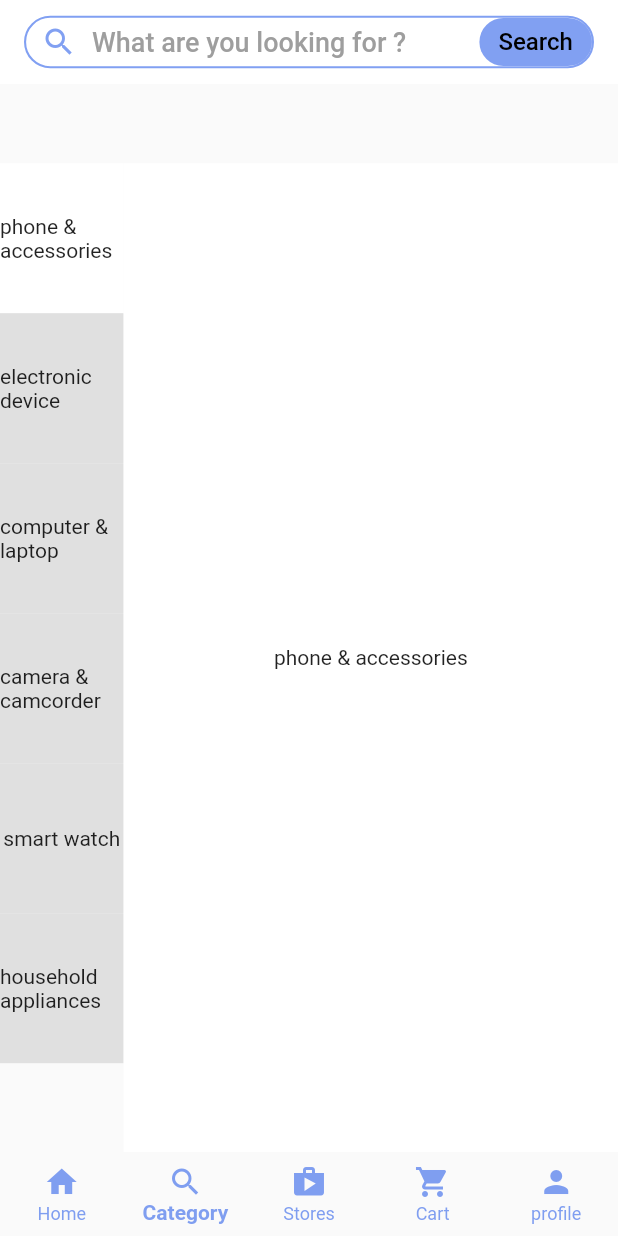
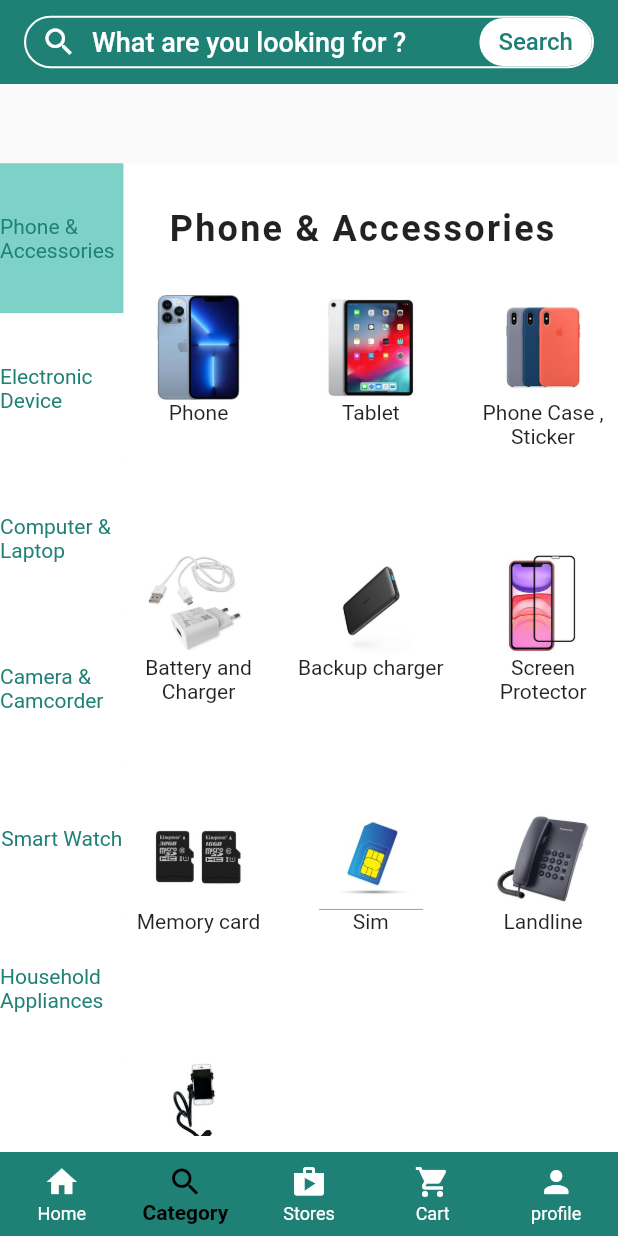
Before and after one commit to quocanh0712/final_techex_app, a Flutter app: the screen it shows after launch, item 2 of the bottom bar chosen, on a phone screen of 412 x 824 dp. Run offline on Flutter 3.47's test engine with Material 2 defaults, Android fonts, the phone set to English and light mode, and no system bars.

Commit message:
feature 7 : Category view - Grid view for phone & accessories item

```diff
--- /dev/null
+++ b/lib/categories/phone_category.dart
@@ -0,0 +1,76 @@
+import 'package:final_techex_app/utilities/category_list.dart';
+import 'package:flutter/material.dart';
+
+/*List<String> imagePhone = [
+  'images/phone/image0.jpeg',
+  'images/phone/image1.jpeg',
+  'images/phone/image2.jpeg',
+  'images/phone/image3.jpeg',
+  'images/phone/image4.jpeg',
+  'images/phone/image5.jpeg',
+  'images/phone/image6.jpeg',
+  'images/phone/image7.jpeg',
+  'images/phone/image8.jpeg',
+  'images/phone/image9.jpeg',
+  'images/phone/image10.jpeg'
+]; */
+
+/*List<String> lablePhone = [
+  'Phone',
+  'Tablet',
+  'Backup Charger',
+  'Battery and Charger',
+  'Phone Case , Sticker',
+  'Screen Protector',
+  'Memory Card',
+  'Sim',
+  'Landline',
+  'Other',
+]; */
+
+class PhoneCategory extends StatelessWidget {
+  const PhoneCategory({Key? key}) : super(key: key);
+
+  @override
+  Widget build(BuildContext context) {
+    return Column(
+      crossAxisAlignment: CrossAxisAlignment.start,
+      children: [
+        const Padding(
+          padding: EdgeInsets.all(30.0),
+          child: Text('Phone & Accessories',
+              style: TextStyle(
+                  fontSize: 24,
+                  fontWeight: FontWeight.bold,
+                  letterSpacing: 1.5)),
+        ),
+        SizedBox(
+          height: MediaQuery.of(context).size.height * 0.68,
+          child: GridView.count(
+            mainAxisSpacing: 70,
+            crossAxisSpacing: 15,
+            crossAxisCount: 3,
+            children: List.generate(phoneandaccessories.length, (index) {
+              return Column(
+                children: [
+                  SizedBox(
+                    height: 70,
+                    width: 70,
+                    child: Image(
+                      image: AssetImage(
+                          'images/phone/image$index.jpeg'), //the index is following the image index
+                    ),
+                  ),
+                  Text(
+                    phoneandaccessories[index],
+                    textAlign: TextAlign.center,
+                  )
+                ],
+              );
+            }),
+          ),
+        )
+      ],
+    );
+  }
+}
--- a/lib/main_screens/category.dart
+++ b/lib/main_screens/category.dart
@@ -2,13 +2,17 @@ import 'package:final_techex_app/utilities/category_list.dart';
 import 'package:final_techex_app/widgets/fake_search.dart';
 import 'package:flutter/material.dart';
 
+import '../categories/phone_category.dart';
+
 List<ItemsData> items = [
-  ItemsData(lable: 'phone & accessories'),
-  ItemsData(lable: 'electronic device'),
-  ItemsData(lable: 'computer & laptop'),
-  ItemsData(lable: 'camera & camcorder'),
-  ItemsData(lable: 'smart watch'),
-  ItemsData(lable: 'household appliances'),
+  ItemsData(lable: 'Phone & Accessories'),
+  ItemsData(lable: 'Electronic Device'),
+  ItemsData(lable: 'Computer & Laptop'),
+  ItemsData(lable: 'Camera & Camcorder'),
+  ItemsData(lable: 'Smart Watch'),
+  ItemsData(lable: 'Household Appliances'),
+  ItemsData(lable: ''),
+  ItemsData(lable: ''),
 ];
 
 class CategoryScreen extends StatefulWidget {
@@ -27,7 +31,8 @@ class _CategoryScreenState extends State<CategoryScreen> {
       element.isSelected = false;
     }
     setState(() {
-      items[0].isSelected = true;
+      items[0].isSelected =
+          true; // Set 0 for item to return the new category view when change to another tab and turn back
     });
     // TODO: implement initState
     super.initState();
@@ -39,7 +44,7 @@ class _CategoryScreenState extends State<CategoryScreen> {
     return Scaffold(
         appBar: AppBar(
           elevation: 0,
-          backgroundColor: Colors.white,
+          backgroundColor: Color.fromARGB(255, 31, 129, 117),
           title: const FakeSearch(),
         ),
         body: Stack(
@@ -71,11 +76,13 @@ class _CategoryScreenState extends State<CategoryScreen> {
               },
               child: Container(
                 color: items[index].isSelected == true
-                    ? Colors.white
-                    : Colors.grey.shade300,
+                    ? Color.fromARGB(255, 125, 209, 198)
+                    : Colors.white,
                 height: 100,
                 child: Center(
-                  child: Text(items[index].lable),
+                  child: Text(items[index].lable,
+                      style:
+                          TextStyle(color: Color.fromARGB(255, 31, 129, 117))),
                 ),
               ),
             );
@@ -100,12 +107,12 @@ class _CategoryScreenState extends State<CategoryScreen> {
         },
         scrollDirection: Axis.vertical,
         children: const [
-          Center(child: Text('phone & accessories')),
-          Center(child: Text('electronic device')),
-          Center(child: Text('computer & laptop')),
-          Center(child: Text('camera & camcorder')),
-          Center(child: Text('smart watch')),
-          Center(child: Text('household appliances')),
+          PhoneCategory(),
+          Center(child: Text('Electronic Device')),
+          Center(child: Text('Computer & Laptop')),
+          Center(child: Text('Camera & Camcorder')),
+          Center(child: Text('Smart Watch')),
+          Center(child: Text('Household Appliances')),
         ],
       ),
     );
--- a/lib/main_screens/customer_home.dart
+++ b/lib/main_screens/customer_home.dart
@@ -27,8 +27,9 @@ class _CustomerHomeScreenState extends State<CustomerHomeScreen> {
         elevation: 0,
         type: BottomNavigationBarType.fixed,
         selectedLabelStyle: const TextStyle(fontWeight: FontWeight.w700),
-        selectedItemColor: Color.fromARGB(154, 47, 97, 234),
-        unselectedItemColor: Color.fromARGB(154, 47, 97, 234),
+        backgroundColor: Color.fromARGB(255, 31, 129, 117),
+        selectedItemColor: Colors.black,
+        unselectedItemColor: Colors.white,
         currentIndex: _selectedIndex,
         items: const [
           BottomNavigationBarItem(
--- a/lib/main_screens/home.dart
+++ b/lib/main_screens/home.dart
@@ -19,12 +19,12 @@ class _HomeScreenState extends State<HomeScreen> {
       child: Scaffold(
           appBar: AppBar(
             elevation: 0,
-            backgroundColor: Colors.white,
+            backgroundColor: Color.fromARGB(255, 31, 129, 117),
             title:
                 const FakeSearch(), // Extract from inkwell to fakesearch widgets
             bottom: const TabBar(
               isScrollable: true,
-              indicatorColor: Color.fromARGB(154, 47, 97, 234),
+              indicatorColor: Colors.black,
               indicatorWeight: 4,
               tabs: [
                 RepeatedTab(lable: 'Phone & Accessories'),
@@ -59,7 +59,7 @@ class RepeatedTab extends StatelessWidget {
     return Tab(
       child: Text(
         lable,
-        style: TextStyle(color: Colors.grey.shade600),
+        style: TextStyle(color: Colors.white),
       ),
     );
   }
--- a/lib/minor_screen/search.dart
+++ b/lib/minor_screen/search.dart
@@ -9,9 +9,9 @@ class SearchScreen extends StatelessWidget {
     return Scaffold(
       appBar: AppBar(
         elevation: 0,
-        backgroundColor: Colors.white,
+        backgroundColor: Color.fromARGB(255, 31, 129, 117),
         leading: IconButton(
-          icon: const Icon(Icons.arrow_back_ios_new, color: Colors.black),
+          icon: const Icon(Icons.arrow_back_ios_new, color: Colors.white),
           onPressed: () {
             Navigator.pop(context);
           },
--- a/lib/utilities/category_list.dart
+++ b/lib/utilities/category_list.dart
@@ -8,16 +8,16 @@ List<String> maincategory = [
 ];
 
 List<String> phoneandaccessories = [
-  'phone',
-  'tablet',
-  'backup charger',
-  'battery and charger',
-  'phone case , sticker',
-  'screen protector',
-  'memory card',
-  'sim',
-  'landline',
-  'other',
+  'Phone',
+  'Tablet',
+  'Phone Case , Sticker',
+  'Battery and Charger',
+  'Backup charger',
+  'Screen Protector',
+  'Memory card',
+  'Sim',
+  'Landline',
+  'Other',
 ];
 
 List<String> electronicdevice = [
--- a/lib/widgets/fake_search.dart
+++ b/lib/widgets/fake_search.dart
@@ -17,8 +17,7 @@ class FakeSearch extends StatelessWidget {
       child: Container(
         height: 35,
         decoration: BoxDecoration(
-            border:
-                Border.all(color: Color.fromARGB(154, 47, 97, 234), width: 1.4),
+            border: Border.all(color: Colors.white, width: 1.4),
             borderRadius: BorderRadius.circular(25)),
         child: Row(
           mainAxisAlignment: MainAxisAlignment.spaceBetween,
@@ -27,12 +26,11 @@ class FakeSearch extends StatelessWidget {
               children: const [
                 Padding(
                   padding: EdgeInsets.symmetric(horizontal: 10),
-                  child: Icon(Icons.search,
-                      color: Color.fromARGB(154, 47, 97, 234)),
+                  child: Icon(Icons.search, color: Colors.white),
                 ),
                 Text(
                   'What are you looking for ?',
-                  style: TextStyle(fontSize: 18, color: Colors.grey),
+                  style: TextStyle(fontSize: 18, color: Colors.white),
                 ),
               ],
             ),
@@ -40,12 +38,12 @@ class FakeSearch extends StatelessWidget {
               height: 32,
               width: 75,
               decoration: BoxDecoration(
-                  color: Color.fromARGB(154, 47, 97, 234),
-                  borderRadius: BorderRadius.circular(25)),
+                  color: Colors.white, borderRadius: BorderRadius.circular(25)),
               child: const Center(
                 child: Text(
                   'Search',
-                  style: TextStyle(fontSize: 16, color: Colors.black),
+                  style: TextStyle(
+                      fontSize: 16, color: Color.fromARGB(255, 31, 129, 117)),
                 ),
               ),
             )
--- a/pubspec.yaml
+++ b/pubspec.yaml
@@ -58,9 +58,9 @@ flutter:
   uses-material-design: true
 
   # To add assets to your application, add an assets section, like this:
-  # assets:
-  #   - images/a_dot_burr.jpeg
-  #   - images/a_dot_ham.jpeg
+  assets:
+    - images/phone/
+
 
   # An image asset can refer to one or more resolution-specific "variants", see
   # https://flutter.dev/assets-and-images/#resolution-aware.
```
Also changed, not shown: images/phone/image0.jpeg (added), images/phone/image1.jpeg (added), images/phone/image2.jpeg (added), images/phone/image3.jpeg (added), images/phone/image4.jpeg (added), images/phone/image5.jpeg (added), images/phone/image6.jpeg (added), images/phone/image7.jpeg (added), images/phone/image8.jpeg (added), images/phone/image9.jpeg (added).
